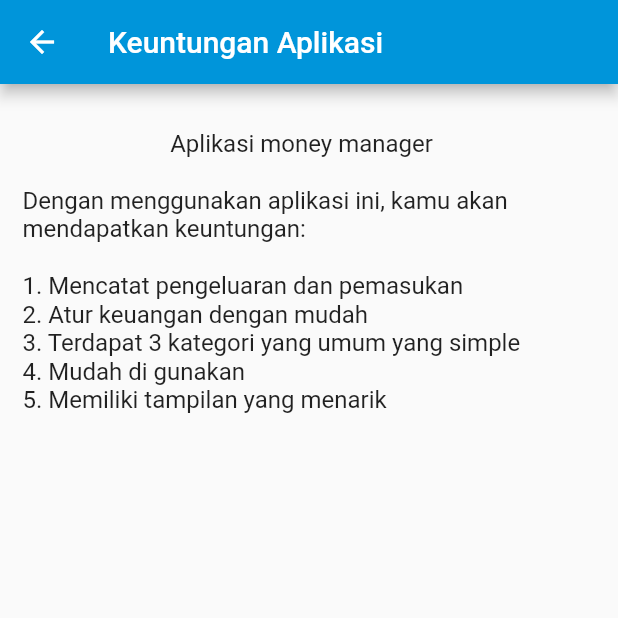
After one commit to nadiacarrisa/CekWallet, a Flutter app: the Settings screen opened by its route, after a tap on "Keuntungan Aplikasi", on a phone screen of 412 x 824 dp, the top half of it. The commit adds this screen. Run offline on Flutter 3.47's test engine with Material 2 defaults, Android fonts, the phone set to English and light mode, and no system bars.

Commit message:
setting_page

```diff
--- /dev/null
+++ b/lib/Settings.dart
@@ -0,0 +1,123 @@
+import 'package:flutter/cupertino.dart';
+import 'package:flutter/material.dart';
+
+class Settings extends StatelessWidget{
+  @override
+  Widget build(BuildContext context) {
+    return new Scaffold(
+      appBar: new AppBar(
+        backgroundColor: Color.fromRGBO(0, 149, 218, 1),
+        title: Text("Setting"),
+      ),
+      body: new Container(
+            child: ListView(
+              children: <Widget>[
+                Card(
+                  child:ListTile(
+                    leading: Icon(Icons.account_balance_wallet),
+                    title: Text("Ubah Limit"),
+                    trailing: Icon(Icons.keyboard_arrow_right),
+                    onTap: (){Navigator.pushNamed(context, '/ubahlimit');},
+                  ),
+                ),
+                Card(
+                  child:ListTile(
+                    leading: Icon(Icons.lock),
+                    title: Text("Ubah PIN"),
+                    trailing: Icon(Icons.keyboard_arrow_right),
+                    onTap: (){},
+                  ),
+                ),
+                Card(
+                  child:ListTile(
+                    leading: Icon(Icons.star),
+                    title: Text("Keuntungan Aplikasi"),
+                    trailing: Icon(Icons.keyboard_arrow_right),
+                    onTap: (){Navigator.pushNamed(context, '/keuntungan');},
+                  ),
+                ),
+                Card(
+                  child:ListTile(
+                    leading: Icon(Icons.info),
+                    title: Text("Tentang"),
+                    trailing: Icon(Icons.keyboard_arrow_right),
+                    onTap: (){Navigator.pushNamed(context, '/tentang');},
+                  ),
+                ),
+
+              ],
+            )
+      ),
+    );
+  }
+}
+
+class Tentang extends StatelessWidget{
+  @override
+  Widget build(BuildContext context) {
+    return new Scaffold(
+        appBar: new AppBar(
+          backgroundColor: Color.fromRGBO(0, 149, 218, 1),
+          title: Text("Tentang"),
+        ),
+        body: new Container(
+          child: Padding(
+            padding: EdgeInsets.only(top: 30.0, right: 25.0, left: 15.0),
+            child: Column(
+
+              children: <Widget>[
+                Text(
+                  'Aplikasi money manager'
+                      '\naplikasi ini dibuat untuk memenuhi tugas pertama dalama matakuliah'
+                      '\npemrograman hybrid\n\n'
+                      '\nyang dibuat oleh:\n'
+                      '\nWilhelmus Krisvan\t71170144'
+                      '\nStephanie Nadia\t71170145'
+                      '\nHandi Hermawan\t71170146\n',
+                  style: TextStyle(fontSize: 16, ),
+                  textAlign: TextAlign.center,
+                )
+              ],
+            )
+          )
+        )
+    );
+  }
+}
+
+class Keuntungan extends StatelessWidget{
+  @override
+  Widget build(BuildContext context) {
+    return new Scaffold(
+        appBar: new AppBar(
+          backgroundColor: Color.fromRGBO(0, 149, 218, 1),
+          title: Text("Keuntungan Aplikasi"),
+        ),
+        body: new Container(
+            child: Padding(
+                padding: EdgeInsets.only(top: 30.0, right: 25.0, left: 15.0),
+                child: Column(
+
+                  children: <Widget>[
+                    Text(
+                      'Aplikasi money manager\n',
+                      style: TextStyle(fontSize: 16, ),
+                      textAlign: TextAlign.center,
+                    ),
+                    Text(
+                          'Dengan menggunakan aplikasi ini, kamu akan mendapatkan keuntungan:\n'
+                          '\n1. Mencatat pengeluaran dan pemasukan'
+                          '\n2. Atur keuangan dengan mudah'
+                          '\n3. Terdapat 3 kategori yang umum yang simple'
+                          '\n4. Mudah di gunakan'
+                          '\n5. Memiliki tampilan yang menarik',
+                      style: TextStyle(fontSize: 16, ),
+                      textAlign: TextAlign.start,
+                    )
+                  ],
+                )
+            )
+        )
+    );
+  }
+}
--- a/lib/main.dart
+++ b/lib/main.dart
@@ -1,5 +1,7 @@
 import 'package:flutter/cupertino.dart';
 import 'package:flutter/material.dart';
+import 'package:money_management/Settings.dart';
+import 'UbahLimit.dart';
 import 'MainMenu.dart';
 
 void main() => runApp(MyApp());
@@ -16,6 +18,13 @@ class MyApp extends StatelessWidget {
       initialRoute: '/',
       routes: <String, WidgetBuilder>{
         '/': (context) => MainMenu(),
+        '/setting': (context) => Settings(),
+        '/ubahlimit': (context) => UbahLimit(),
+        '/tentang': (context) => Tentang(),
+        '/keuntungan': (context) => Keuntungan(),
+
+
+
       },
     );
   }
--- a/pubspec.yaml
+++ b/pubspec.yaml
@@ -17,8 +17,11 @@ environment:
   sdk: ">=2.1.0 <3.0.0"
 
 dependencies:
+  flutter_masked_text: ^0.8.0
+  pin_code_view: ^0.2.1
   flutter:
     sdk: flutter
+
 
   # The following adds the Cupertino Icons font to your application.
   # Use with the CupertinoIcons class for iOS style icons.
```
Also changed, not shown: lib/MainMenu.dart (+7 -2 lines), pubspec.lock, 2 other files.
